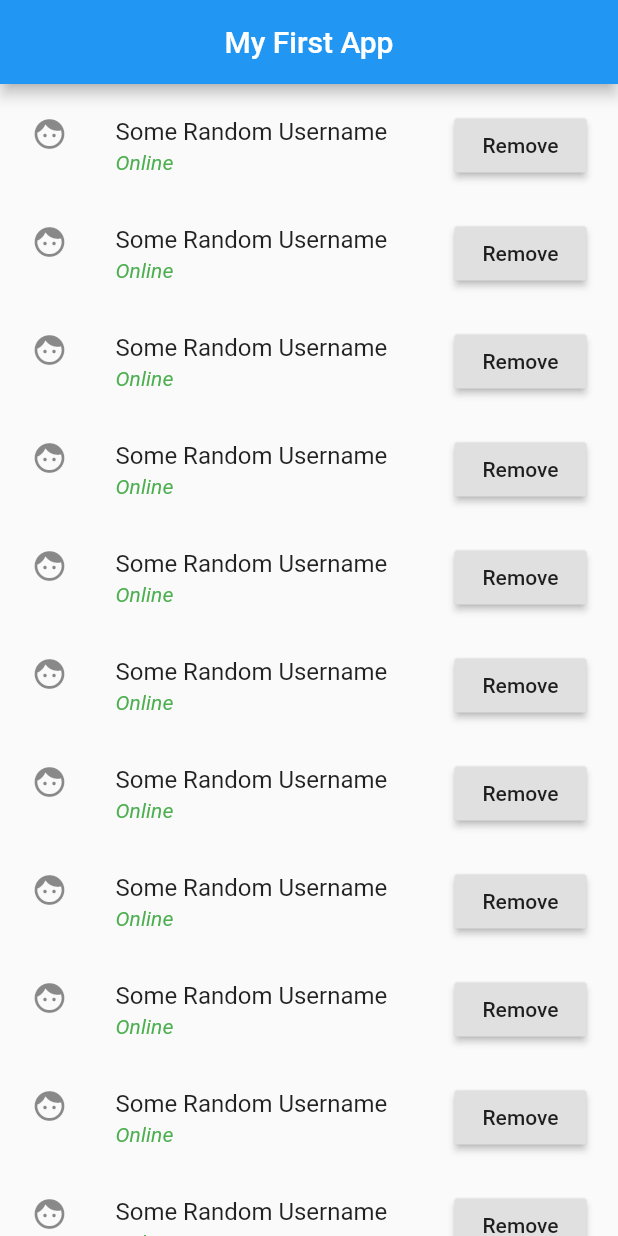
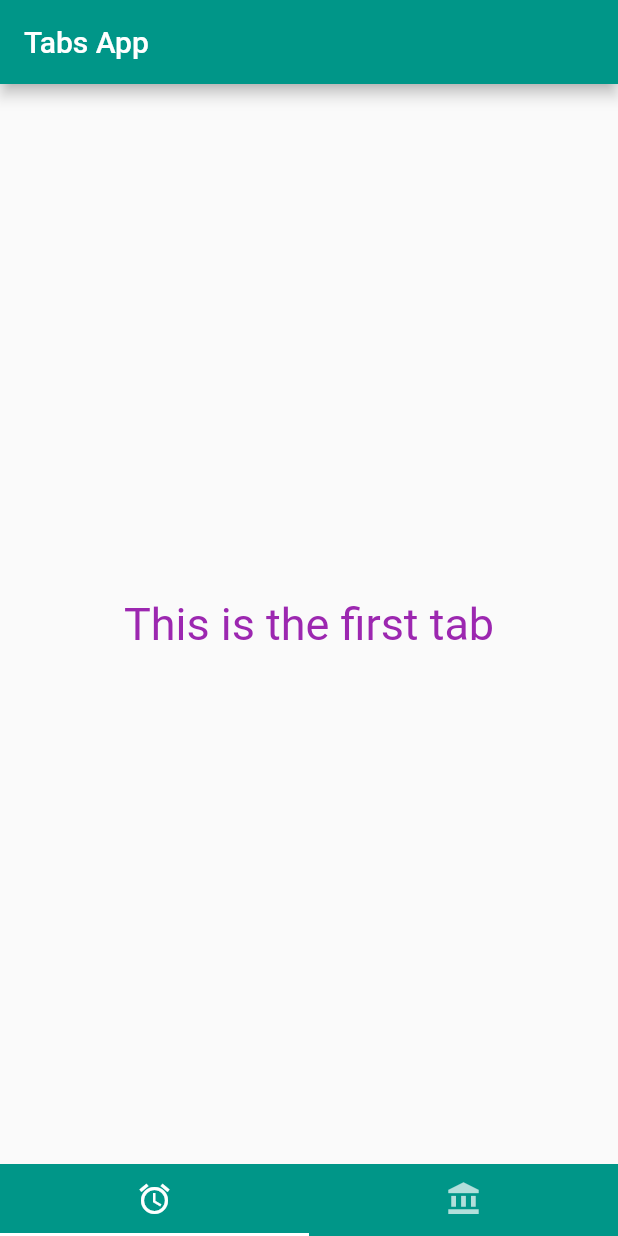
Before and after one commit to sagar-adval/FlutterBasics, a Flutter app: the screen it shows after launch, on a phone screen of 412 x 824 dp. Run offline on Flutter 3.47's test engine with Material 2 defaults, Android fonts, the phone set to English and light mode, and no system bars.

Commit message:
Implemented Tabs

```diff
--- /dev/null
+++ b/lib/firstpage.dart
@@ -0,0 +1,15 @@
+import 'package:flutter/cupertino.dart';
+import 'package:flutter/material.dart';
+
+class FirstPage extends StatelessWidget {
+  @override
+  Widget build(BuildContext context) {
+    return new Container(
+        child: new Center(
+      child: new Text(
+        'This is the first tab',
+        style: new TextStyle(fontSize: 30.0, color: Colors.purple),
+      ),
+    ));
+  }
+}
--- a/lib/main.dart
+++ b/lib/main.dart
@@ -1,6 +1,7 @@
-import 'dart:async';
+import 'package:flutter/material.dart';
 
-import 'package:flutter/material.dart';
+import './firstpage.dart' as firstpage;
+import './secondpage.dart' as secondpage;
 
 void main() {
   runApp(MyApp());
@@ -13,19 +14,7 @@ class MyApp extends StatelessWidget {
     return MaterialApp(
       title: 'Flutter Demo',
       theme: ThemeData(
-        // This is the theme of your application.
-        //
-        // Try running your application with "flutter run". You'll see the
-        // application has a blue toolbar. Then, without quitting the app, try
-        // changing the primarySwatch below to Colors.green and then invoke
-        // "hot reload" (press "r" in the console where you ran "flutter run",
-        // or simply save your changes to "hot reload" in a Flutter IDE).
-        // Notice that the counter didn't reset back to zero; the application
-        // is not restarted.
-        primarySwatch: Colors.blue,
-        // This makes the visual density adapt to the platform that you run
-        // the app on. For desktop platforms, the controls will be smaller and
-        // closer together (more dense) than on mobile platforms.
+        primarySwatch: Colors.teal,
         visualDensity: VisualDensity.adaptivePlatformDensity,
       ),
       home: MyHomePage(title: 'Flutter Demo Home Page'),
@@ -36,89 +25,48 @@ class MyApp extends StatelessWidget {
 class MyHomePage extends StatefulWidget {
   MyHomePage({Key key, this.title}) : super(key: key);
 
-  // This widget is the home page of your application. It is stateful, meaning
-  // that it has a State object (defined below) that contains fields that affect
-  // how it looks.
-
-  // This class is the configuration for the state. It holds the values (in this
-  // case the title) provided by the parent (in this case the App widget) and
-  // used by the build method of the State. Fields in a Widget subclass are
-  // always marked "final".
-
   final String title;
 
   @override
   _MyHomePageState createState() => _MyHomePageState();
 }
 
-class _MyHomePageState extends State<MyHomePage> {
+class _MyHomePageState extends State<MyHomePage>
+    with SingleTickerProviderStateMixin {
+  TabController controller;
+
+  @override
+  void initState() {
+    super.initState();
+    controller = new TabController(length: 2, vsync: this);
+  }
+
+  void dispose() {
+    controller.dispose();
+    super.dispose();
+  }
+
   @override
   Widget build(BuildContext context) {
-    // This method is rerun every time setState is called, for instance as done
-    // by the _incrementCounter method above.
-    //
-    // The Flutter framework has been optimized to make rerunning build methods
-    // fast, so that you can just rebuild anything that needs updating rather
-    // than having to individually change instances of widgets.
     return Scaffold(
-        appBar: new AppBar(
-          title: new Center(
-            child: new Text('My First App'),
-          ),
+        appBar: new AppBar(title: new Text('Tabs App')),
+        bottomNavigationBar: new Material(
+          color: Colors.teal,
+          child: new TabBar(controller: controller, tabs: <Widget>[
+            new Tab(
+              icon: new Icon(Icons.access_alarm),
+            ),
+            new Tab(
+              icon: new Icon(Icons.account_balance),
+            )
+          ]),
         ),
-        body:
-            new _MyList() // This trailing comma makes auto-formatting nicer for build methods.
-        );
+        body: new TabBarView(
+          controller: controller,
+          children: <Widget>[
+            new firstpage.FirstPage(),
+            new secondpage.SecondPage()
+          ],
+        ));
   }
 }
-
-class _MyList extends StatelessWidget {
-  @override
-  Widget build(BuildContext context) {
-    return new ListView.builder(
-      padding: const EdgeInsets.all(5.0),
-      itemBuilder: (context, i) {
-        return new ListTile(
-          title: new Text('Some Random Username'),
-          subtitle: new Text(
-            'Online',
-            style:
-                new TextStyle(fontStyle: FontStyle.italic, color: Colors.green),
-          ),
-          leading: const Icon(Icons.face),
-          trailing: new RaisedButton(
-            child: new Text('Remove'),
-            onPressed: () {
-              deleteDialog(context).then((value) {
-                print(value);
-              });
-            },
-          ),
-        );
-      },
-    );
-  }
-}
-
-Future<bool> deleteDialog(BuildContext context) {
-  return showDialog(
-      context: context,
-      barrierDismissible: false,
-      builder: (BuildContext context) {
-        return new AlertDialog(
-          title: new Text('Are you sure'),
-          actions: <Widget>[
-            new FlatButton(
-                onPressed: () {
-                  Navigator.of(context).pop(true);
-                },
-                child: new Text('Yes')),
-            new FlatButton(
-                onPressed: () {
-                  Navigator.of(context).pop(false);
-                },
-                child: new Text('No'))
-          ],
-        );
-      });
-}
```
Also changed, not shown: lib/secondpage.dart (added, +15 -0 lines).
